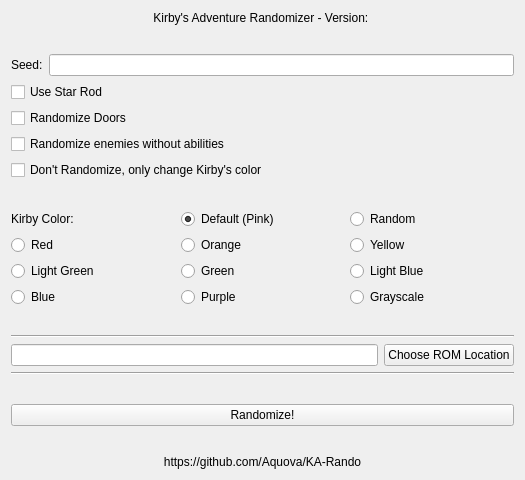
Above: Qt-Layout/mainwindow.ui from aquova/KA-Rando before the change. Below: the same form after it.
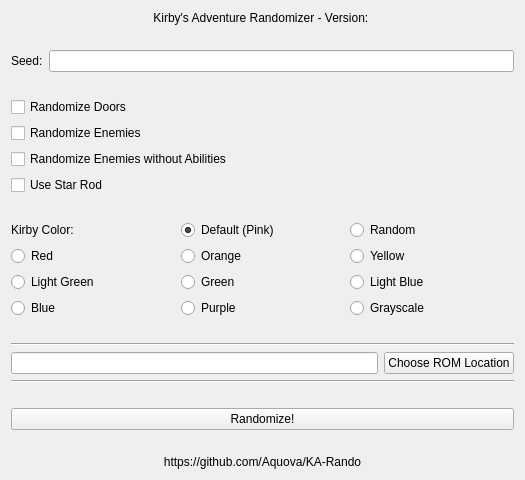
That is the form after the change.

Commit message: Randomization for worlds 1 and 6 done, reworked GUI

Patch:
```diff
--- a/Qt-Layout/mainwindow.ui
+++ b/Qt-Layout/mainwindow.ui
@@ -53,11 +53,17 @@
      </layout>
     </item>
     <item>
-     <widget class="QCheckBox" name="starRodCheck">
-      <property name="text">
-       <string>Use Star Rod</string>
+     <spacer name="verticalSpacer_6">
+      <property name="orientation">
+       <enum>Qt::Vertical</enum>
       </property>
-     </widget>
+      <property name="sizeHint" stdset="0">
+       <size>
+        <width>20</width>
+        <height>40</height>
+       </size>
+      </property>
+     </spacer>
     </item>
     <item>
      <widget class="QCheckBox" name="doorCheck">
@@ -66,6 +72,13 @@
       </property>
      </widget>
     </item>
+    <item>
+     <widget class="QCheckBox" name="enemyCheck">
+      <property name="text">
+       <string>Randomize Enemies</string>
+      </property>
+     </widget>
+    </item>
     <item>
      <widget class="QCheckBox" name="noAbilityCheck">
       <property name="toolTip">
@@ -75,14 +88,14 @@
        <string/>
       </property>
       <property name="text">
-       <string>Randomize enemies without abilities</string>
+       <string>Randomize Enemies without Abilities</string>
       </property>
      </widget>
     </item>
     <item>
-     <widget class="QCheckBox" name="noRandoCheck">
+     <widget class="QCheckBox" name="starRodCheck">
       <property name="text">
-       <string>Don't Randomize, only change Kirby's color</string>
+       <string>Use Star Rod</string>
       </property>
      </widget>
     </item>
```
The commit also changes 4 other files.
